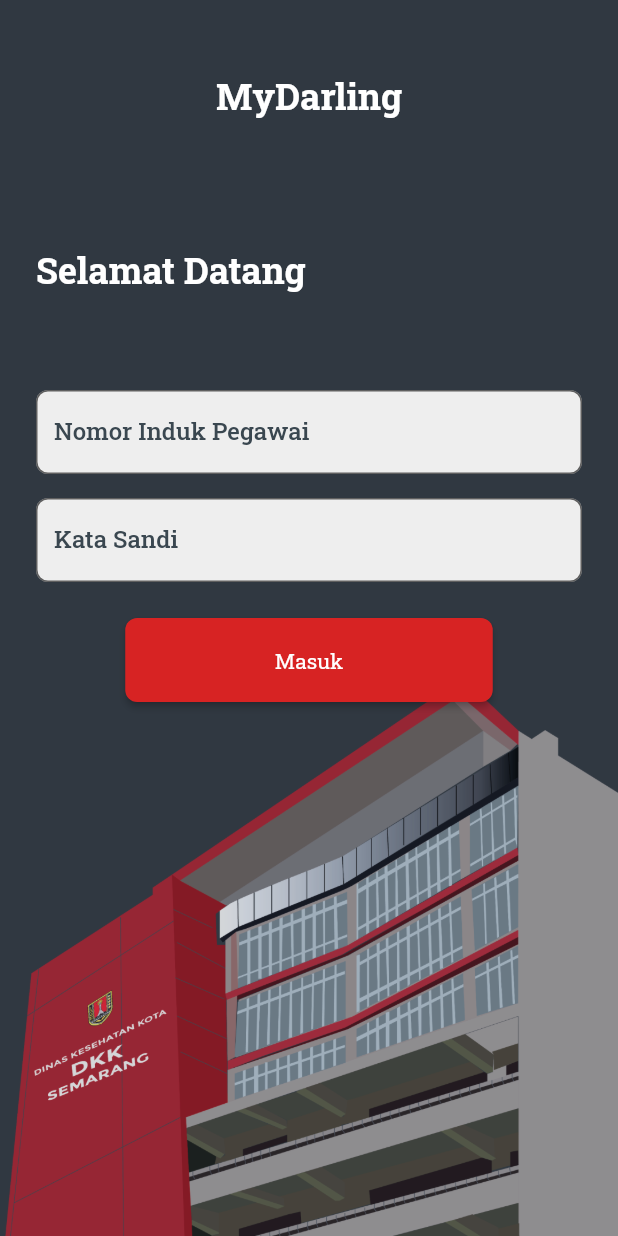
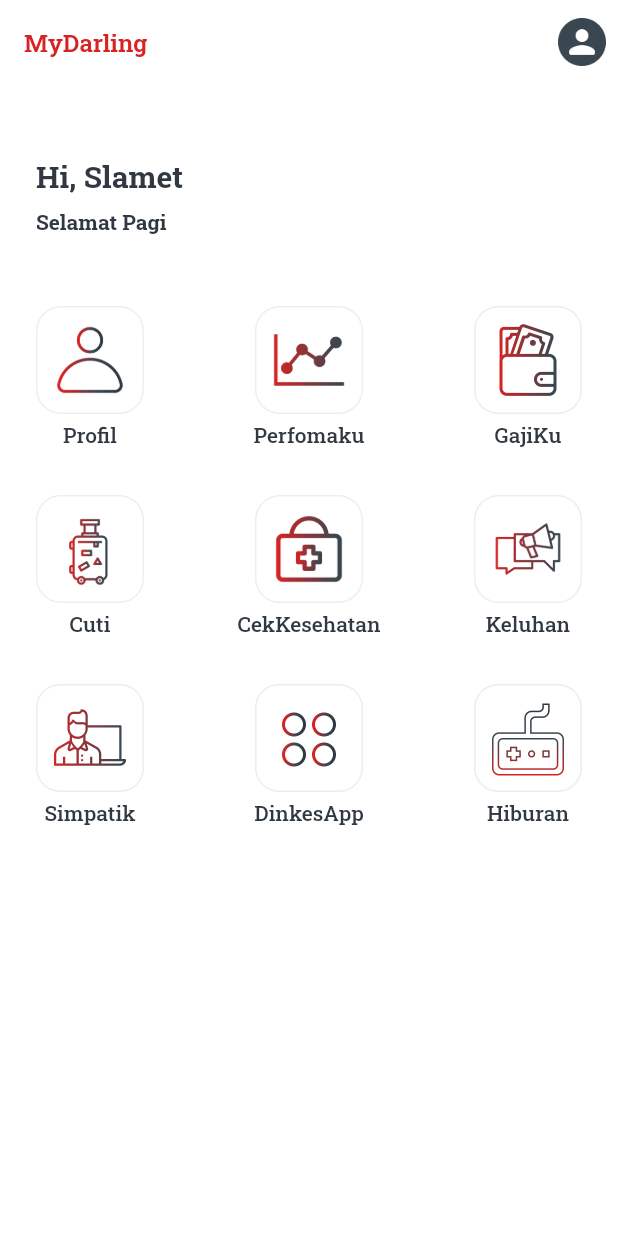
Before and after one commit to roningrum/my_darling_app, a Flutter app: the screen it shows after launch, after a tap on "Masuk", on a phone screen of 412 x 824 dp. Run offline on Flutter 3.47's test engine with Material 2 defaults, Android fonts, the phone set to English and light mode, and no system bars; our stand-ins replace google_fonts.

Commit message:
update home page

```diff
--- a/analysis_options.yaml
+++ b/analysis_options.yaml
@@ -22,6 +22,7 @@ linter:
   # `// ignore_for_file: name_of_lint` syntax on the line or in the file
   # producing the lint.
   rules:
+    prefer_const_constructors : false
     # avoid_print: false  # Uncomment to disable the `avoid_print` rule
     # prefer_single_quotes: true  # Uncomment to enable the `prefer_single_quotes` rule
 
--- /dev/null
+++ b/lib/home_screen.dart
@@ -0,0 +1,77 @@
+import 'package:flutter/material.dart';
+import 'package:my_darling_app/const.dart';
+import 'package:my_darling_app/widget/home_menu_component.dart';
+
+class HomeScreen extends StatefulWidget {
+  const HomeScreen({Key? key}) : super(key: key);
+
+  @override
+  _HomeScreenState createState() => _HomeScreenState();
+}
+
+class _HomeScreenState extends State<HomeScreen> {
+  @override
+  Widget build(BuildContext context) {
+    return Scaffold(
+      backgroundColor: whiteColor,
+      appBar: AppBar(
+        backgroundColor: whiteColor,
+        title: Text('MyDarling', style: titleText.copyWith(fontSize: 16, color: redColor)),
+        automaticallyImplyLeading: false,
+        actions: [
+          Padding(
+            padding: const EdgeInsets.all(8.0),
+            child: Image.asset('assets/images/user_pic.png', width: 32),
+          ),
+        ],
+        elevation: 0,
+      ),
+      body: Padding(
+        padding: const EdgeInsets.symmetric(horizontal: 24),
+        child: Column(
+          crossAxisAlignment: CrossAxisAlignment.start,
+          mainAxisAlignment: MainAxisAlignment.start,
+          children:[
+            SizedBox(height: 48),
+            Text('Hi, Slamet', style: titleText.copyWith(fontSize: 20, fontWeight: FontWeight.w700)),
+            SizedBox(height: 8),
+            Text('Selamat Pagi', style: titleText.copyWith(fontSize: 14, fontWeight: FontWeight.w700)),
+            SizedBox(height: 32),
+            getHomeMenu()
+          ],
+        ),
+      ),
+    );
+  }
+
+  Widget getHomeMenu(){
+    return Column(
+      children:[
+        Row(
+          mainAxisAlignment: MainAxisAlignment.spaceBetween,
+          children:const [
+            HomeMenuComponent(nameMenu: 'Profil', iconMenu: 'assets/images/profil.png'),
+            HomeMenuComponent(nameMenu: 'Perfomaku', iconMenu: 'assets/images/performa.png'),
+            HomeMenuComponent(nameMenu: 'GajiKu', iconMenu: 'assets/images/gajiku.png'),
+          ],
+        ),
+        Row(
+          mainAxisAlignment: MainAxisAlignment.spaceBetween,
+          children:const [
+            HomeMenuComponent(nameMenu: 'Cuti', iconMenu: 'assets/images/cuti.png'),
+            HomeMenuComponent(nameMenu: 'CekKesehatan', iconMenu: 'assets/images/kesehatan.png'),
+            HomeMenuComponent(nameMenu: 'Keluhan', iconMenu: 'assets/images/keluhan.png'),
+          ],
+        ),
+        Row(
+          mainAxisAlignment: MainAxisAlignment.spaceBetween,
+          children:const [
+            HomeMenuComponent(nameMenu: 'Simpatik', iconMenu: 'assets/images/simpatik.png'),
+            HomeMenuComponent(nameMenu: 'DinkesApp', iconMenu: 'assets/images/dinkes_app.png'),
+            HomeMenuComponent(nameMenu: 'Hiburan', iconMenu: 'assets/images/hiburan.png'),
+          ],
+        ),
+      ],
+    );
+  }
+}
--- a/lib/login_screen.dart
+++ b/lib/login_screen.dart
@@ -1,4 +1,5 @@
 import 'package:flutter/material.dart';
+import 'package:my_darling_app/home_screen.dart';
 
 import 'const.dart';
 
@@ -101,7 +102,9 @@ class _LoginScreenState extends State<LoginScreen> {
                               width: 245,
                               height: 56,
                               child: ElevatedButton(
-                                  onPressed: () {},
+                                  onPressed: () {
+                                    Navigator.push(context, MaterialPageRoute(builder: (context) => const HomeScreen()));
+                                  },
                                   child: Text('Masuk',
                                       style: bodyTextStyle.copyWith(
                                           fontSize: 14, color: whiteColor)),
--- a/lib/main.dart
+++ b/lib/main.dart
@@ -17,6 +17,7 @@ class MyApp extends StatelessWidget {
   Widget build(BuildContext context) {
     return MaterialApp(
       title: 'Flutter Demo',
+      debugShowCheckedModeBanner: false,
       theme: ThemeData(
         primaryColor: primaryColor,
         textSelectionTheme: const TextSelectionThemeData(
--- /dev/null
+++ b/lib/widget/home_menu_component.dart
@@ -0,0 +1,27 @@
+import 'package:flutter/material.dart';
+
+import '../const.dart';
+
+class HomeMenuComponent extends StatelessWidget {
+  final String nameMenu;
+  final String iconMenu;
+  // final String iconMenu;
+
+  const HomeMenuComponent( {Key?key,  required this.nameMenu, required this.iconMenu}): super(key: key);
+
+  @override
+  Widget build(BuildContext context) {
+    return Container(
+      padding: EdgeInsets.symmetric(vertical: 16),
+      child: Column(
+        crossAxisAlignment: CrossAxisAlignment.center,
+        mainAxisAlignment: MainAxisAlignment.center,
+        children:[
+          Image.asset(iconMenu, width: 72, height: 72),
+          SizedBox(height: 4),
+          Text(nameMenu, style: subtitleTextStyle.copyWith(fontSize: 14), textAlign: TextAlign.center,)
+        ],
+      ),
+    );
+  }
+}
```
Also changed, not shown: assets/images/cuti.png (added), assets/images/dinkes_app.png (added), assets/images/gajiku.png (added), assets/images/hiburan.png (added), assets/images/keluhan.png (added), assets/images/kesehatan.png (added), assets/images/performa.png (added), assets/images/profil.png (added), assets/images/simpatik.png (added), assets/images/user_pic.png (added).
